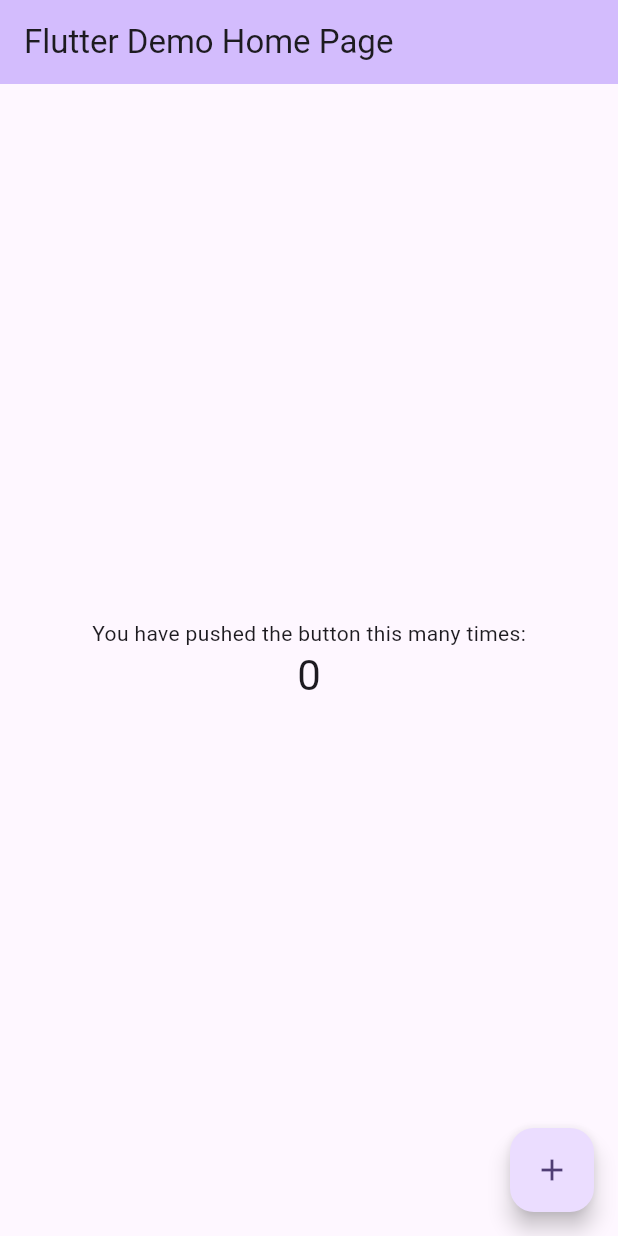
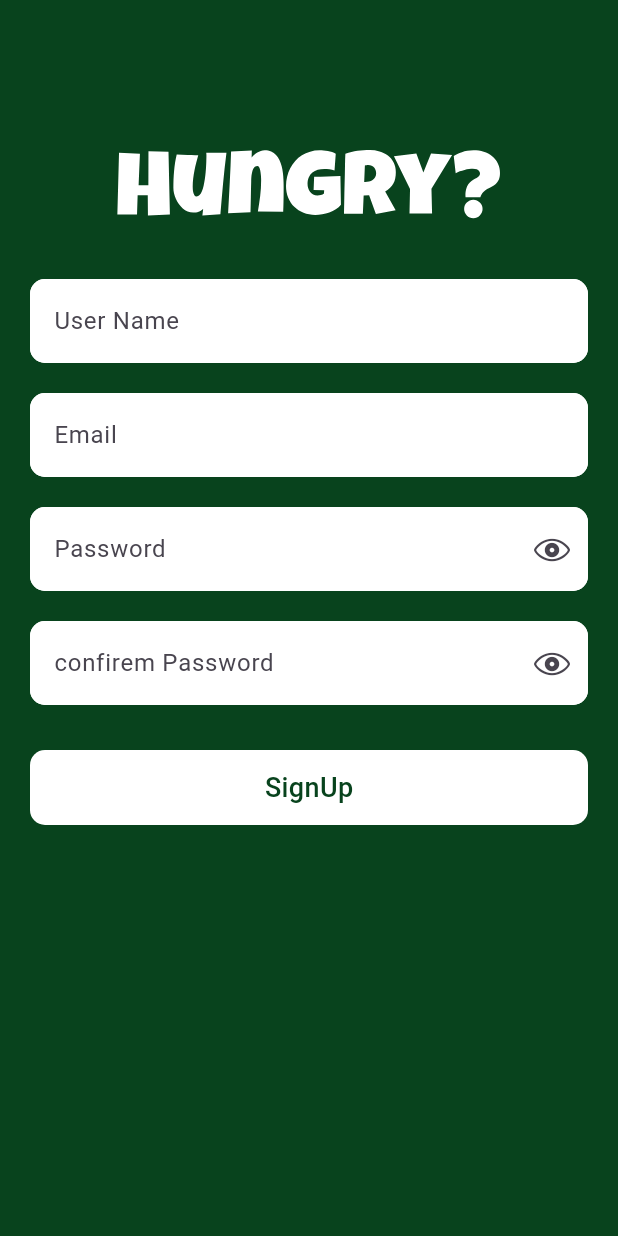
Before and after one commit to mahaabdulla/hyngery_app, a Flutter app: the screen it shows after launch, on a phone screen of 412 x 824 dp. Run offline on Flutter 3.47's test engine with Material 3 defaults, Android fonts, the phone set to English and light mode, and no system bars; our stand-ins replace flutter_svg, gap.

Commit message:
complite auth ui

```diff
--- a/lib/core/constants/app_colors.dart
+++ b/lib/core/constants/app_colors.dart
@@ -0,0 +1,5 @@
+import 'package:flutter/widgets.dart';
+
+class AppColors {
+  static Color primary = Color(0xff08431D);
+}
--- a/lib/features/auth/view/singup_view.dart
+++ b/lib/features/auth/view/singup_view.dart
@@ -0,0 +1,74 @@
+import 'package:flutter/material.dart';
+import 'package:flutter_svg/svg.dart';
+import 'package:gap/gap.dart';
+import 'package:hungry_app/core/constants/app_colors.dart';
+import 'package:hungry_app/features/auth/widgets/custome_btn.dart';
+import 'package:hungry_app/sheared/custome_textfield.dart';
+
+class SingupView extends StatefulWidget {
+  const SingupView({super.key});
+
+  @override
+  State<SingupView> createState() => _SingupViewState();
+}
+
+class _SingupViewState extends State<SingupView> {
+  @override
+  Widget build(BuildContext context) {
+    TextEditingController nameController = TextEditingController();
+    TextEditingController emailController = TextEditingController();
+    TextEditingController passwordController = TextEditingController();
+    TextEditingController confiremPassController = TextEditingController();
+    final GlobalKey<FormState> _formKey = GlobalKey<FormState>();
+    return Scaffold(
+      backgroundColor: AppColors.primary,
+      body: Center(
+        child: Padding(
+          padding: const EdgeInsets.symmetric(horizontal: 20),
+          child: Form(
+            key: _formKey,
+            child: Column(
+              children: [
+                Gap(100),
+                SvgPicture.asset('assets/logo/Hungry_.svg'),
+                Gap(40),
+                CustomeTextField(
+                  hint: 'User Name',
+                  isPassword: false,
+                  controller: nameController,
+                ),
+                Gap(20),
+                CustomeTextField(
+                  hint: 'Email',
+                  isPassword: false,
+                  controller: emailController,
+                ),
+                Gap(20),
+                CustomeTextField(
+                  hint: 'Password',
+                  isPassword: true,
+                  controller: passwordController,
+                ),
+                Gap(20),
+                CustomeTextField(
+                  hint: 'confirem Password',
+                  isPassword: true,
+                  controller: confiremPassController,
+                ),
+                Gap(30),
+                CustomeAuthBtn(
+                  onTap: () {
+                    if (_formKey.currentState!.validate()) {
+                      print('login success');
+                    }
+                  },
+                  text: 'SignUp',
+                ),
+              ],
+            ),
+          ),
+        ),
+      ),
+    );
+  }
+}
--- /dev/null
+++ b/lib/features/auth/widgets/custome_btn.dart
@@ -0,0 +1,33 @@
+import 'package:flutter/material.dart';
+import 'package:hungry_app/core/constants/app_colors.dart';
+import 'package:hungry_app/sheared/custome_text.dart';
+
+class CustomeAuthBtn extends StatelessWidget {
+  final String text;
+  final VoidCallback? onTap;
+  const CustomeAuthBtn({super.key, this.onTap, required this.text});
+
+  @override
+  Widget build(BuildContext context) {
+    return GestureDetector(
+      onTap: onTap,
+      child: Container(
+        width: double.infinity,
+        height: 50,
+
+        decoration: BoxDecoration(
+          color: Colors.white,
+          borderRadius: BorderRadius.circular(10),
+        ),
+        child: Center(
+          child: CustomeText(
+            text: text,
+            size: 18,
+            weight: FontWeight.w500,
+            color: AppColors.primary,
+          ),
+        ),
+      ),
+    );
+  }
+}
--- a/lib/main.dart
+++ b/lib/main.dart
@@ -1,4 +1,7 @@
 import 'package:flutter/material.dart';
+import 'package:hungry_app/features/auth/view/login_view.dart';
+import 'package:hungry_app/features/auth/view/singup_view.dart';
+import 'package:hungry_app/splash.dart';
 
 void main() {
   runApp(const MyApp());
@@ -11,112 +14,9 @@ class MyApp extends StatelessWidget {
   @override
   Widget build(BuildContext context) {
     return MaterialApp(
-      title: 'Flutter Demo',
-      theme: ThemeData(
-        // This is the theme of your application.
-        //
-        // TRY THIS: Try running your application with "flutter run". You'll see
-        // the application has a purple toolbar. Then, without quitting the app,
-        // try changing the seedColor in the colorScheme below to Colors.green
-        // and then invoke "hot reload" (save your changes or press the "hot
-        // reload" button in a Flutter-supported IDE, or press "r" if you used
-        // the command line to start the app).
-        //
-        // Notice that the counter didn't reset back to zero; the application
-        // state is not lost during the reload. To reset the state, use hot
-        // restart instead.
-        //
-        // This works for code too, not just values: Most code changes can be
-        // tested with just a hot reload.
-        colorScheme: ColorScheme.fromSeed(seedColor: Colors.deepPurple),
-      ),
-      home: const MyHomePage(title: 'Flutter Demo Home Page'),
+      debugShowCheckedModeBanner: false,
+      title: 'hungery app',
+      home: const SingupView(),
     );
   }
 }
-
-class MyHomePage extends StatefulWidget {
-  const MyHomePage({super.key, required this.title});
-
-  // This widget is the home page of your application. It is stateful, meaning
-  // that it has a State object (defined below) that contains fields that affect
-  // how it looks.
-
-  // This class is the configuration for the state. It holds the values (in this
-  // case the title) provided by the parent (in this case the App widget) and
-  // used by the build method of the State. Fields in a Widget subclass are
-  // always marked "final".
-
-  final String title;
-
-  @override
-  State<MyHomePage> createState() => _MyHomePageState();
-}
-
-class _MyHomePageState extends State<MyHomePage> {
-  int _counter = 0;
-
-  void _incrementCounter() {
-    setState(() {
-      // This call to setState tells the Flutter framework that something has
-      // changed in this State, which causes it to rerun the build method below
-      // so that the display can reflect the updated values. If we changed
-      // _counter without calling setState(), then the build method would not be
-      // called again, and so nothing would appear to happen.
-      _counter++;
-    });
-  }
-
-  @override
-  Widget build(BuildContext context) {
-    // This method is rerun every time setState is called, for instance as done
-    // by the _incrementCounter method above.
-    //
-    // The Flutter framework has been optimized to make rerunning build methods
-    // fast, so that you can just rebuild anything that needs updating rather
-    // than having to individually change instances of widgets.
-    return Scaffold(
-      appBar: AppBar(
-        // TRY THIS: Try changing the color here to a specific color (to
-        // Colors.amber, perhaps?) and trigger a hot reload to see the AppBar
-        // change color while the other colors stay the same.
-        backgroundColor: Theme.of(context).colorScheme.inversePrimary,
-        // Here we take the value from the MyHomePage object that was created by
-        // the App.build method, and use it to set our appbar title.
-        title: Text(widget.title),
-      ),
-      body: Center(
-        // Center is a layout widget. It takes a single child and positions it
-        // in the middle of the parent.
-        child: Column(
-          // Column is also a layout widget. It takes a list of children and
-          // arranges them vertically. By default, it sizes itself to fit its
-          // children horizontally, and tries to be as tall as its parent.
-          //
-          // Column has various properties to control how it sizes itself and
-          // how it positions its children. Here we use mainAxisAlignment to
-          // center the children vertically; the main axis here is the vertical
-          // axis because Columns are vertical (the cross axis would be
-          // horizontal).
-          //
-          // TRY THIS: Invoke "debug painting" (choose the "Toggle Debug Paint"
-          // action in the IDE, or press "p" in the console), to see the
-          // wireframe for each widget.
-          mainAxisAlignment: MainAxisAlignment.center,
-          children: <Widget>[
-            const Text('You have pushed the button this many times:'),
-            Text(
-              '$_counter',
-              style: Theme.of(context).textTheme.headlineMedium,
-            ),
-          ],
-        ),
-      ),
-      floatingActionButton: FloatingActionButton(
-        onPressed: _incrementCounter,
-        tooltip: 'Increment',
-        child: const Icon(Icons.add),
-      ), // This trailing comma makes auto-formatting nicer for build methods.
-    );
-  }
-}
--- /dev/null
+++ b/lib/sheared/custome_text.dart
@@ -0,0 +1,23 @@
+import 'package:flutter/material.dart';
+
+class CustomeText extends StatelessWidget {
+  const CustomeText({
+    super.key,
+    required this.text,
+    this.color,
+    this.weight,
+    this.size,
+  });
+  final String text;
+  final Color? color;
+  final FontWeight? weight;
+  final double? size;
+
+  @override
+  Widget build(BuildContext context) {
+    return Text(
+      text,
+      style: TextStyle(color: color, fontSize: size, fontWeight: weight),
+    );
+  }
+}
--- /dev/null
+++ b/lib/sheared/custome_textfield.dart
@@ -0,0 +1,71 @@
+import 'package:flutter/cupertino.dart';
+import 'package:flutter/material.dart';
+import 'package:hungry_app/core/constants/app_colors.dart';
+
+class CustomeTextField extends StatefulWidget {
+  const CustomeTextField({
+    super.key,
+    required this.hint,
+    required this.isPassword,
+    required this.controller,
+  });
+  final TextEditingController controller;
+  final String hint;
+  final bool isPassword;
+
+  @override
+  State<CustomeTextField> createState() => _CustomeTextFieldState();
+}
+
+class _CustomeTextFieldState extends State<CustomeTextField> {
+  late bool _obscureText;
+
+  @override
+  void initState() {
+    _obscureText = widget.isPassword;
+  }
+
+  void _toggelPasswortd() {
+    setState(() {
+      _obscureText = !_obscureText;
+    });
+  }
+
+  @override
+  Widget build(BuildContext context) {
+    return TextFormField(
+      controller: widget.controller,
+      cursorColor: AppColors.primary,
+      cursorHeight: 15,
+      validator: (value) {
+        if (value == null || value.isEmpty) return 'please fill ${widget.hint}';
+        null;
+      },
+
+      obscureText: _obscureText,
+
+      decoration: InputDecoration(
+        suffixIcon:
+            widget.isPassword
+                ? GestureDetector(
+                  onTap: _toggelPasswortd,
+                  child: Icon(CupertinoIcons.eye),
+                )
+                : null,
+
+        fillColor: Colors.white,
+        filled: true,
+
+        hintText: widget.hint,
+        enabledBorder: OutlineInputBorder(
+          borderSide: BorderSide(color: Colors.white),
+          borderRadius: BorderRadius.circular(10),
+        ),
+        focusedBorder: OutlineInputBorder(
+          borderSide: BorderSide(color: Colors.white),
+          borderRadius: BorderRadius.circular(10),
+        ),
+      ),
+    );
+  }
+}
```
Also changed, not shown: lib/features/auth/view/login_view.dart (+69 -0 lines), lib/features/cart/view/cart_view.dart (added, +10 -0 lines), lib/root.dart (+10 -0 lines), lib/splash.dart (+26 -0 lines), pubspec.yaml (+9 -23 lines), assets/logo/Hungry_.svg (added), assets/splash/splash_view.png (added), pubspec.lock.
